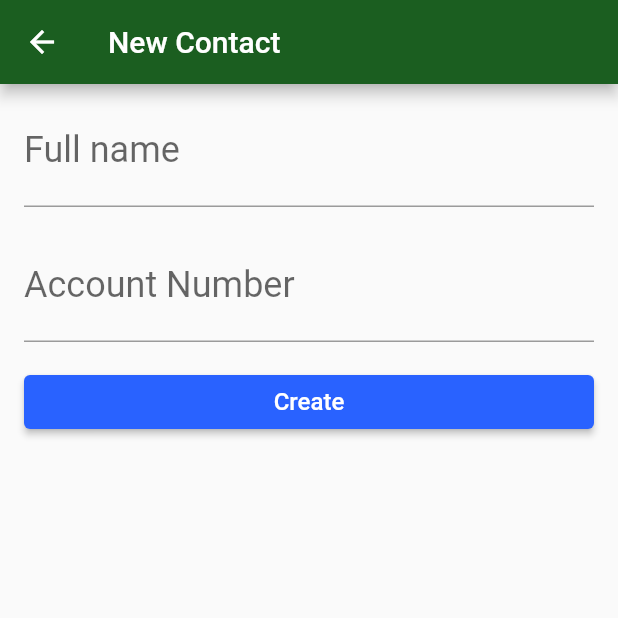
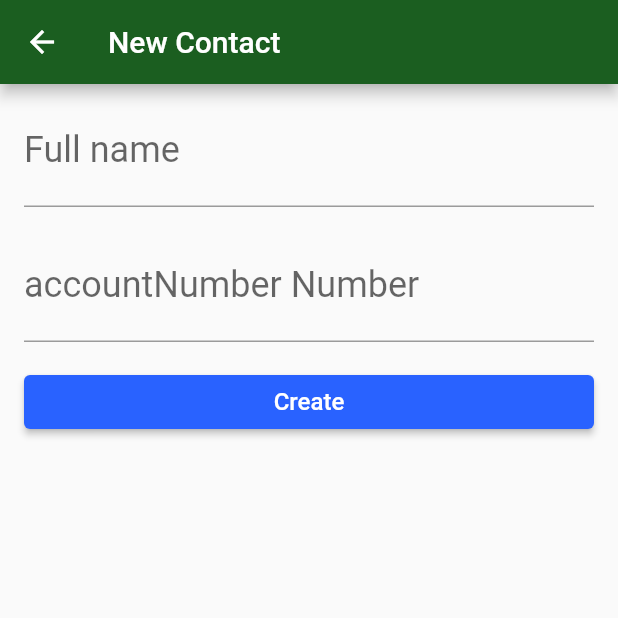
Before and after one commit to yamatoguro/alura_flutter_persistencia, a Flutter app: the ContactForm screen opened directly, on a phone screen of 412 x 824 dp, the top half of it. Run offline on Flutter 3.47's test engine with Material 2 defaults, Android fonts, the phone set to English and light mode, and no system bars; our stand-ins replace sqflite; missing offline and left inert: http_interceptor; accounts and stored records are empty.

Commit message:
Finalizando o fluxo do app e refatorando

```diff
--- a/lib/dao/contact_dao.dart
+++ b/lib/dao/contact_dao.dart
@@ -6,19 +6,19 @@ class ContactDao {
   static const String createTable = 'CREATE TABLE $_tableName('
       '$_id INTEGER PRIMARY KEY, '
       '$_name TEXT, '
-      '$_account INTEGER'
+      '$_accountNumber INTEGER'
       ')';
 
   static const String _tableName = 'contacts';
   static const String _id = 'id';
   static const String _name = 'name';
-  static const String _account = 'account';
+  static const String _accountNumber = 'account';
 
   Future<int> save(Contact c) async {
     final Database db = await getDatabase();
     final Map<String, dynamic> value = {};
     value[_name] = c.name;
-    value[_account] = c.account;
+    value[_accountNumber] = c.accountNumber;
     return db.insert(_tableName, value);
   }
 
@@ -26,7 +26,7 @@ class ContactDao {
     final Database db = await getDatabase();
     final List<Contact> contacts = [];
     for (Map<String, dynamic> row in await db.query(_tableName)) {
-      final Contact c = Contact(row[_id], row[_name], row[_account]);
+      final Contact c = Contact(row[_id], row[_name], row[_accountNumber]);
       contacts.add(c);
     }
     return contacts;
--- a/lib/main.dart
+++ b/lib/main.dart
@@ -1,4 +1,3 @@
-import 'package:Bytebank/screens/contacts_list.dart';
 import 'package:Bytebank/screens/dashboard.dart';
 import 'package:flutter/material.dart';
 
--- a/lib/models/contact.dart
+++ b/lib/models/contact.dart
@@ -1,7 +1,7 @@
 class Contact {
   final int id;
   final String name;
-  final int account;
+  final int accountNumber;
 
-  Contact(this.id, this.name, this.account);
+  Contact(this.id, this.name, this.accountNumber);
 }
--- a/lib/screens/contact_form.dart
+++ b/lib/screens/contact_form.dart
@@ -1,7 +1,6 @@
 // ignore_for_file: prefer_const_constructors
 
 import 'package:Bytebank/dao/contact_dao.dart';
-import 'package:Bytebank/database/app_database.dart';
 import 'package:Bytebank/models/contact.dart';
 import 'package:flutter/material.dart';
 import 'package:flutter/services.dart';
@@ -45,7 +44,7 @@ class _ContactFormState extends State<ContactForm> {
               controller: widget._controllerConta,
               keyboardType: TextInputType.number,
               decoration: InputDecoration(
-                labelText: 'Account Number',
+                labelText: 'accountNumber Number',
               ),
               style: TextStyle(
                 fontSize: 24.0,
@@ -59,9 +58,9 @@ class _ContactFormState extends State<ContactForm> {
               child: RaisedButton(
                 onPressed: () {
                   final String name = widget._controllerNome.text;
-                  final int account =
+                  final int accountNumber =
                       int.tryParse(widget._controllerConta.text)!;
-                  final Contact c = Contact(0, name, account);
+                  final Contact c = Contact(0, name, accountNumber);
                   contactDao.save(c).then((id) => Navigator.pop(context));
                 },
                 child: Text(
--- a/lib/screens/transactions_list.dart
+++ b/lib/screens/transactions_list.dart
@@ -1,11 +1,12 @@
 import 'package:Bytebank/components/centered_message.dart';
 import 'package:Bytebank/components/progress.dart';
-import 'package:Bytebank/http/webclient.dart';
+import 'package:Bytebank/http/webclients/transaction_webclient.dart';
 import 'package:Bytebank/models/transaction.dart';
 import 'package:flutter/material.dart';
 
 class TransactionsList extends StatelessWidget {
   final List<Transaction> transactions = [];
+  final TransactionWebclient _webclient = TransactionWebclient();
 
   TransactionsList({Key? key}) : super(key: key);
 
@@ -16,7 +17,7 @@ class TransactionsList extends StatelessWidget {
         title: const Text('Transactions'),
       ),
       body: FutureBuilder<List<Transaction>>(
-        future: findAll(),
+        future: _webclient.findAll(),
         builder: (context, snapshot) {
           switch (snapshot.connectionState) {
             case ConnectionState.none:
@@ -27,6 +28,7 @@ class TransactionsList extends StatelessWidget {
               break;
             case ConnectionState.done:
               if (snapshot.hasData) {
+                transactions.addAll(snapshot.data as List<Transaction>);
                 if (transactions.isNotEmpty) {
                   return ListView.builder(
                     itemBuilder: (context, index) {
@@ -42,7 +44,7 @@ class TransactionsList extends StatelessWidget {
                             ),
                           ),
                           subtitle: Text(
-                            transaction.contact.account.toString(),
+                            transaction.contact.accountNumber.toString(),
                             style: const TextStyle(
                               fontSize: 16.0,
                             ),
```
Also changed, not shown: lib/http/interceptors/logging_interceptor.dart (added, +22 -0 lines), lib/http/webclient.dart (+3 -46 lines), lib/http/webclients/transaction_webclient.dart (added, +62 -0 lines), lib/screens/contacts_list.dart (+37 -6 lines), lib/screens/transaction_form.dart (added, +82 -0 lines).
